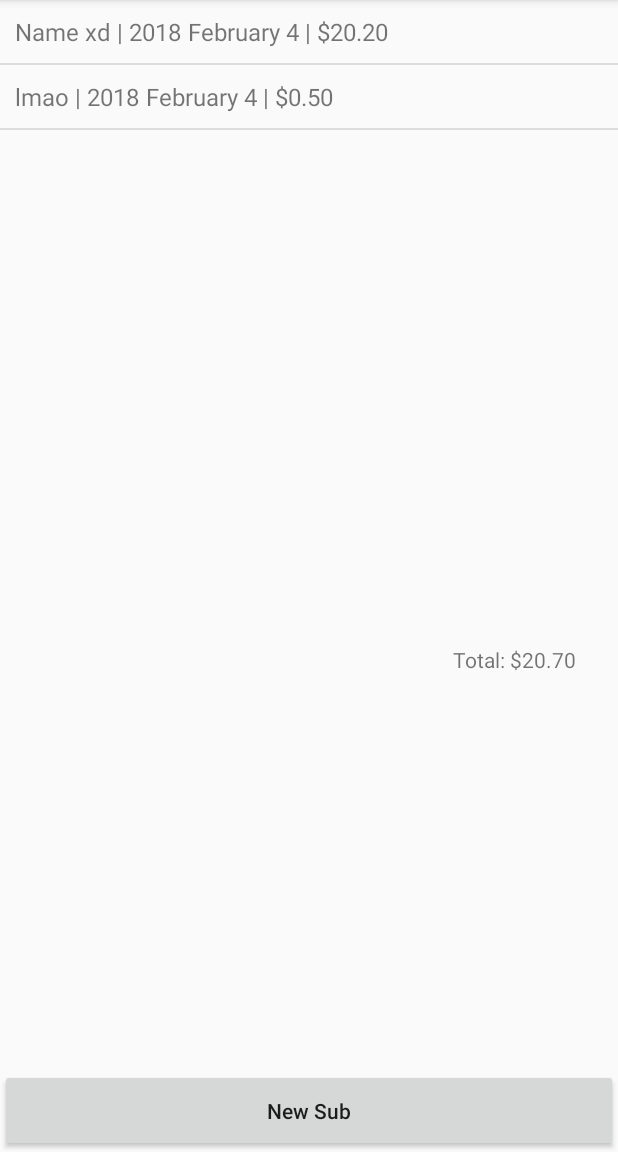
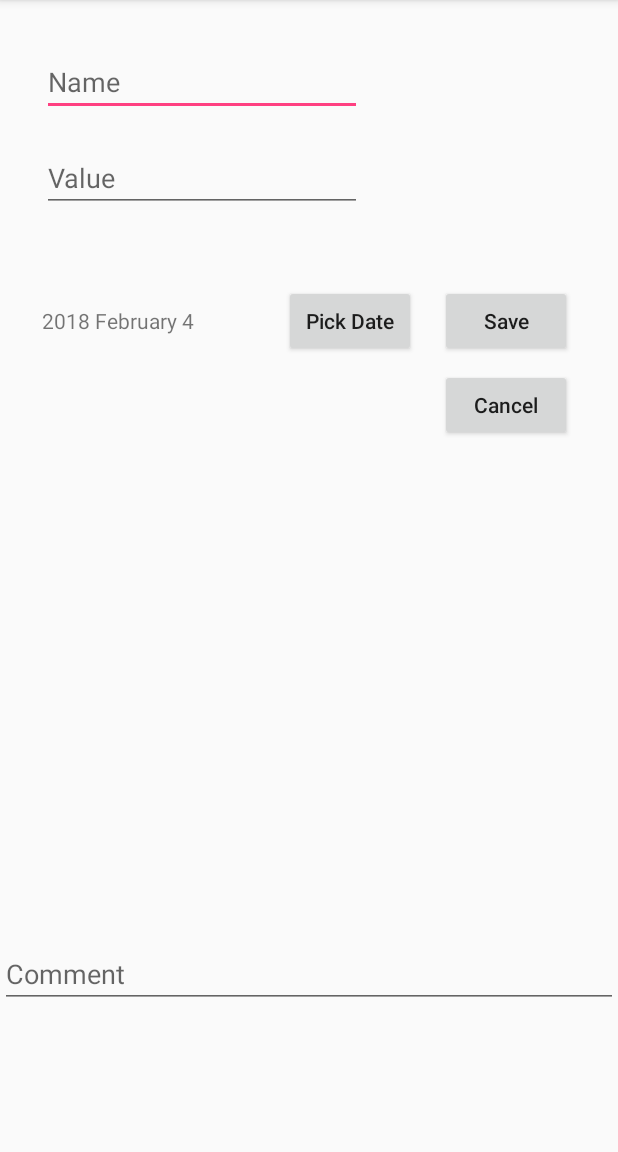
Before and after one commit to tfolkersen/folkerse-SubBook, an Android app: the screen it shows after launch (MainActivity before the commit, EditItem after it), after a tap on "New Sub", on a phone screen of 412 x 824 dp, the part 84-1236 px from its top. Run offline under Robolectric (Android 15) with nearby library versions, the phone set to English and light mode, and no system bars; pictures from the network do not load.

Commit message:
Editing interface

```diff
--- a/app/src/main/AndroidManifest.xml
+++ b/app/src/main/AndroidManifest.xml
@@ -16,7 +16,8 @@
                 <category android:name="android.intent.category.LAUNCHER" />
             </intent-filter>
         </activity>
-        <activity android:name=".ViewItem"></activity>
+        <activity android:name=".ViewItem" />
+        <activity android:name=".EditItem"></activity>
     </application>
 
 </manifest>
--- a/app/src/main/java/com/example/folkerse_subbook/CommentTooLongException.java
+++ b/app/src/main/java/com/example/folkerse_subbook/CommentTooLongException.java
@@ -13,7 +13,7 @@ public class CommentTooLongException extends Exception{
 
     @Override
     public String toString(){
-        return this.comment;
+        return "Comment Too Long: " + comment.length();
     }
 
 
--- /dev/null
+++ b/app/src/main/java/com/example/folkerse_subbook/EditItem.java
@@ -0,0 +1,113 @@
+package com.example.folkerse_subbook;
+
+import android.content.Intent;
+import android.support.v7.app.AppCompatActivity;
+import android.os.Bundle;
+import android.view.View;
+import android.widget.Button;
+import android.widget.DatePicker;
+import android.widget.EditText;
+import android.widget.TextView;
+
+import java.text.SimpleDateFormat;
+import java.util.Date;
+
+public class EditItem extends AppCompatActivity {
+
+    private DatePicker datePicker;
+    private EditText nameEdit;
+    private EditText valueEdit;
+    private EditText commentEdit;
+    private TextView dateView;
+    private Button buttonEditDate;
+    private Button buttonDateConfirm;
+    private TextView errorView;
+    private Button buttonSave;
+    private Button buttonCancel;
+
+    private String name;
+    private double value;
+    private Date date;
+    private String comment;
+
+
+    @Override
+    protected void onCreate(Bundle savedInstanceState) {
+        super.onCreate(savedInstanceState);
+        setContentView(R.layout.activity_edit_item);
+
+
+        date = new Date();
+
+        //Get all views
+        datePicker = findViewById(R.id.datePicker);
+        nameEdit = findViewById(R.id.nameEdit);
+        valueEdit = findViewById(R.id.valueEdit);
+        commentEdit = findViewById(R.id.commentEdit);
+        buttonEditDate = findViewById(R.id.buttonEditDate);
+        dateView = findViewById(R.id.dateView);
+        buttonDateConfirm = findViewById(R.id.buttonDateConfirm);
+        errorView = findViewById(R.id.errorView);
+        buttonSave = findViewById(R.id.buttonSave);
+        buttonCancel = findViewById(R.id.buttonCancel);
+
+
+
+        refreshDateView(dateView, date);
+        datePicker.setVisibility(View.GONE);
+
+
+        buttonEditDate.setOnClickListener(new View.OnClickListener() {
+            @Override
+            public void onClick(View v) {
+                showDatePicker();
+            }
+        });
+
+        buttonDateConfirm.setOnClickListener(new View.OnClickListener() {
+            @Override
+            public void onClick(View v) {
+                confirmDate();
+            }
+        });
+
+
+    }
+
+    protected void refreshDateView(TextView view, Date d){
+        SimpleDateFormat fmt = new SimpleDateFormat("yyyy MMMM d");
+        view.setText(fmt.format(d));
+    }
+
+    protected void showDatePicker(){
+        commentEdit.setVisibility(View.GONE);
+        dateView.setVisibility(View.GONE);
+        buttonEditDate.setVisibility(View.GONE);
+        nameEdit.setVisibility(View.GONE);
+        valueEdit.setVisibility(View.GONE);
+        buttonCancel.setVisibility(View.GONE);
+        buttonSave.setVisibility(View.GONE);
+
+
+        datePicker.updateDate(date.getYear()+1900, date.getMonth(), date.getDate());
+        buttonDateConfirm.setVisibility(View.VISIBLE);
+        datePicker.setVisibility(View.VISIBLE);
+    }
+
+    protected void confirmDate(){
+        date = new Date(datePicker.getYear()-1900, datePicker.getMonth(), datePicker.getDayOfMonth());
+
+        commentEdit.setVisibility(View.VISIBLE);
+        dateView.setVisibility(View.VISIBLE);
+        buttonEditDate.setVisibility(View.VISIBLE);
+        nameEdit.setVisibility(View.VISIBLE);
+        valueEdit.setVisibility(View.VISIBLE);
+        buttonSave.setVisibility(View.VISIBLE);
+        buttonCancel.setVisibility(View.VISIBLE);
+
+        buttonDateConfirm.setVisibility(View.GONE);
+        datePicker.setVisibility(View.GONE);
+
+        refreshDateView(dateView, date);
+    }
+}
--- a/app/src/main/java/com/example/folkerse_subbook/IntentCodes.java
+++ b/app/src/main/java/com/example/folkerse_subbook/IntentCodes.java
@@ -7,4 +7,7 @@ package com.example.folkerse_subbook;
 public abstract class IntentCodes {
     public static final int VIEW_ITEM = 0;
     public static final int DELETE_ITEM = 1;
+    public static final int EDIT_ITEM = 2;
+    public static final int EDITED_ITEM = 3;
+    public static final int NEW_ITEM = 4;
 }
--- a/app/src/main/java/com/example/folkerse_subbook/NameTooLongException.java
+++ b/app/src/main/java/com/example/folkerse_subbook/InvalidNameLengthException.java
@@ -4,17 +4,17 @@ package com.example.folkerse_subbook;
  * Created by cf on 2018-02-03.
  */
 
-public class NameTooLongException extends Exception {
+public class InvalidNameLengthException extends Exception {
 
     private String name;
 
-    public NameTooLongException(String name){
+    public InvalidNameLengthException(String name){
         this.name = name;
     }
 
     @Override
     public String toString(){
-        return this.name;
+        return "Invalid Name Length: " + name.length();
     }
 
 
--- a/app/src/main/java/com/example/folkerse_subbook/MainActivity.java
+++ b/app/src/main/java/com/example/folkerse_subbook/MainActivity.java
@@ -48,16 +48,7 @@ public class MainActivity extends AppCompatActivity {
         buttonNew.setOnClickListener(new View.OnClickListener(){
             @Override
             public void onClick(View v) {
-                try{
-                    subList.add(new Subscription("Name xd", new Date(), 20.2, "asd"));
-                    subList.add(new Subscription("lmao", new Date(), 0.5, "comment here"));
-                }
-                catch(Exception e){
-                    Log.i("rip","sdfsdfs");
-                }
-                subList.save(v.getContext(), filename);
-                subList.refreshDisplay();
-                costView.setText("Total: $" + subList.sumString());
+                makeNew();
             }
 
         });
@@ -81,9 +72,16 @@ public class MainActivity extends AppCompatActivity {
         Intent intent = new Intent(this, ViewItem.class);
         intent.putExtra("sub", subList.get(index));
         intent.putExtra("index", index);
+        intent.putExtra("requestCode", IntentCodes.VIEW_ITEM);
         startActivityForResult(intent, IntentCodes.VIEW_ITEM);
     }
 
+
+    protected void makeNew(){
+        Intent intent = new Intent(this, EditItem.class);
+        intent.putExtra("requestCode", IntentCodes.NEW_ITEM);
+        startActivityForResult(intent, IntentCodes.NEW_ITEM);
+    }
 
     @Override
     protected void onActivityResult(int requestCode, int resultCode, Intent intent){
@@ -94,6 +92,9 @@ public class MainActivity extends AppCompatActivity {
                 subList.refreshDisplay();
                 costView.setText("Total: $" + subList.sumString());
                 break;
+
+            case IntentCodes.NEW_ITEM:
+                break;
         }
     }
 
--- a/app/src/main/java/com/example/folkerse_subbook/NegativeValueException.java
+++ b/app/src/main/java/com/example/folkerse_subbook/NegativeValueException.java
@@ -13,7 +13,7 @@ public class NegativeValueException extends Exception {
 
     @Override
     public String toString(){
-        return Double.toString(this.value);
+        return "Negative Value: " + Double.toString(this.value);
     }
 
 
--- a/app/src/main/java/com/example/folkerse_subbook/Subscription.java
+++ b/app/src/main/java/com/example/folkerse_subbook/Subscription.java
@@ -1,9 +1,4 @@
 package com.example.folkerse_subbook;
-
-import android.os.Parcelable;
-import android.util.Log;
-
-import org.w3c.dom.Comment;
 
 import java.io.Serializable;
 import java.text.NumberFormat;
@@ -32,9 +27,9 @@ public class Subscription implements Serializable{
     }
 
 
-    public void setName(String name) throws NameTooLongException{
-        if(name.length() > 20){
-            throw new NameTooLongException(name);
+    public void setName(String name) throws InvalidNameLengthException {
+        if(name.length() > 20 || name.length() == 0){
+            throw new InvalidNameLengthException(name);
         }
         this.name = name;
     }
--- a/app/src/main/java/com/example/folkerse_subbook/ViewItem.java
+++ b/app/src/main/java/com/example/folkerse_subbook/ViewItem.java
@@ -11,6 +11,7 @@ import java.util.ArrayList;
 
 public class ViewItem extends AppCompatActivity {
 
+    private Button buttonEdit;
     private Button buttonDelete;
     private TextView nameView;
     private TextView secondView;
@@ -24,6 +25,7 @@ public class ViewItem extends AppCompatActivity {
         super.onCreate(savedInstanceState);
         setContentView(R.layout.activity_view_item);
 
+
         intent = getIntent();
 
         subscription = (Subscription) intent.getSerializableExtra("sub");
@@ -32,6 +34,7 @@ public class ViewItem extends AppCompatActivity {
         secondView = findViewById(R.id.secondView);
         commentView = findViewById(R.id.commentView);
         buttonDelete = findViewById(R.id.buttonDelete);
+        buttonEdit = findViewById(R.id.buttonEdit);
 
         //Set up the view
         refreshView();
@@ -44,7 +47,31 @@ public class ViewItem extends AppCompatActivity {
             }
         });
 
+        buttonEdit.setOnClickListener(new View.OnClickListener() {
+            @Override
+            public void onClick(View v) {
+                editItem();
+            }
+        });
+
     }
+
+    protected void editItem(){
+        Intent intent = new Intent(this, EditItem.class);
+        intent.putExtra("sub", subscription);
+        startActivityForResult(intent, IntentCodes.EDIT_ITEM);
+
+    }
+
+
+    @Override
+    protected void onActivityResult(int requestCode, int resultCode, Intent intent){
+        switch(resultCode){
+            case IntentCodes.EDITED_ITEM:
+                break;
+        }
+    }
+
 
     protected void refreshView(){
         nameView.setText(subscription.getName());
--- /dev/null
+++ b/app/src/main/res/layout/activity_edit_item.xml
@@ -0,0 +1,116 @@
+<?xml version="1.0" encoding="utf-8"?>
+<android.support.constraint.ConstraintLayout xmlns:android="http://schemas.android.com/apk/res/android"
+    xmlns:app="http://schemas.android.com/apk/res-auto"
+    xmlns:tools="http://schemas.android.com/tools"
+    android:layout_width="match_parent"
+    android:layout_height="match_parent"
+    tools:context="com.example.folkerse_subbook.EditItem">
+
+    <EditText
+        android:id="@+id/nameEdit"
+        android:layout_width="wrap_content"
+        android:layout_height="wrap_content"
+        android:layout_marginStart="28dp"
+        android:layout_marginTop="32dp"
+        android:ems="10"
+        android:hint="@string/nameEditText"
+        android:inputType="textPersonName"
+        app:layout_constraintStart_toStartOf="parent"
+        app:layout_constraintTop_toTopOf="parent" />
+
+    <EditText
+        android:id="@+id/commentEdit"
+        android:layout_width="fill_parent"
+        android:layout_height="wrap_content"
+        android:layout_marginBottom="96dp"
+        android:ems="10"
+        android:hint="@string/commentEditText"
+        android:inputType="textPersonName"
+        app:layout_constraintBottom_toBottomOf="parent"
+        app:layout_constraintStart_toStartOf="parent" />
+
+    <EditText
+        android:id="@+id/valueEdit"
+        android:layout_width="wrap_content"
+        android:layout_height="wrap_content"
+        android:layout_marginStart="28dp"
+        android:layout_marginTop="96dp"
+        android:ems="10"
+        android:hint="@string/valueEditHint"
+        android:inputType="numberDecimal"
+        app:layout_constraintStart_toStartOf="parent"
+        app:layout_constraintTop_toTopOf="parent" />
+
+    <DatePicker
+        android:id="@+id/datePicker"
+        android:layout_width="325dp"
+        android:layout_height="411dp"
+        android:layout_marginStart="40dp"
+        android:layout_marginTop="4dp"
+        android:visibility="gone"
+        app:layout_constraintStart_toStartOf="parent"
+        app:layout_constraintTop_toTopOf="parent" />
+
+    <TextView
+        android:id="@+id/dateView"
+        android:layout_width="wrap_content"
+        android:layout_height="wrap_content"
+        android:layout_marginStart="28dp"
+        android:layout_marginTop="204dp"
+        android:text="Date"
+        app:layout_constraintStart_toStartOf="parent"
+        app:layout_constraintTop_toTopOf="parent" />
+
+    <Button
+        android:id="@+id/buttonEditDate"
+        android:layout_width="wrap_content"
+        android:layout_height="wrap_content"
+        android:layout_marginStart="60dp"
+        android:text="@string/buttonEditDateText"
+        android:textAllCaps="false"
+        app:layout_constraintBaseline_toBaselineOf="@+id/dateView"
+        app:layout_constraintStart_toEndOf="@+id/dateView"
+        tools:text="@string/buttonEditDateText" />
+
+    <Button
+        android:id="@+id/buttonDateConfirm"
+        android:layout_width="fill_parent"
+        android:layout_height="wrap_content"
+        android:text="@string/buttonDateConfirmText"
+        android:textAllCaps="false"
+        android:visibility="gone"
+        app:layout_constraintBottom_toBottomOf="parent"
+        app:layout_constraintStart_toStartOf="parent"
+        tools:text="@string/buttonDateConfirmText" />
+
+    <TextView
+        android:id="@+id/errorView"
+        android:layout_width="wrap_content"
+        android:layout_height="wrap_content"
+        android:layout_marginBottom="28dp"
+        android:layout_marginStart="36dp"
+        app:layout_constraintBottom_toTopOf="@+id/commentEdit"
+        app:layout_constraintStart_toStartOf="parent" />
+
+    <Button
+        android:id="@+id/buttonSave"
+        android:layout_width="wrap_content"
+        android:layout_height="wrap_content"
+        android:layout_marginStart="16dp"
+        android:text="@string/buttonSaveText"
+        android:textAllCaps="false"
+        app:layout_constraintBaseline_toBaselineOf="@+id/buttonEditDate"
+        app:layout_constraintStart_toEndOf="@+id/buttonEditDate"
+        tools:text="@string/buttonSaveText" />
+
+    <Button
+        android:id="@+id/buttonCancel"
+        android:layout_width="wrap_content"
+        android:layout_height="wrap_content"
+        android:layout_marginTop="8dp"
+        android:text="@string/buttonCancelText"
+        android:textAllCaps="false"
+        app:layout_constraintStart_toStartOf="@+id/buttonSave"
+        app:layout_constraintTop_toBottomOf="@+id/buttonSave"
+        tools:text="@string/buttonCancelText" />
+</android.support.constraint.ConstraintLayout>
--- a/app/src/main/res/values/strings.xml
+++ b/app/src/main/res/values/strings.xml
@@ -3,4 +3,11 @@
     <string name="buttonNewText">New Sub</string>
     <string name="buttonDeleteText">Delete</string>
     <string name="buttonEditText">Edit</string>
+    <string name="nameEditText">Name</string>
+    <string name="commentEditText">Comment</string>
+    <string name="valueEditHint">Value</string>
+    <string name="buttonEditDateText">Pick Date</string>
+    <string name="buttonDateConfirmText">Confirm</string>
+    <string name="buttonSaveText">Save</string>
+    <string name="buttonCancelText">Cancel</string>
 </resources>
```
Also changed, not shown: app/build.gradle (line endings or trailing spaces).
